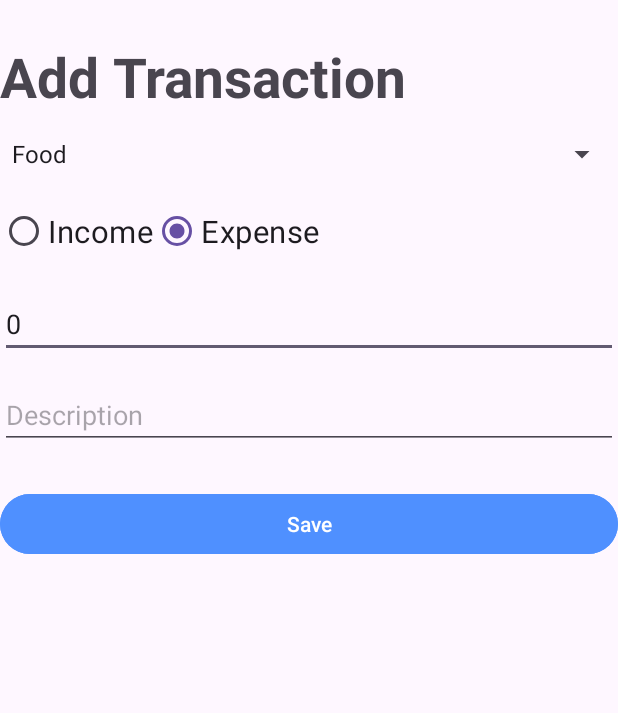
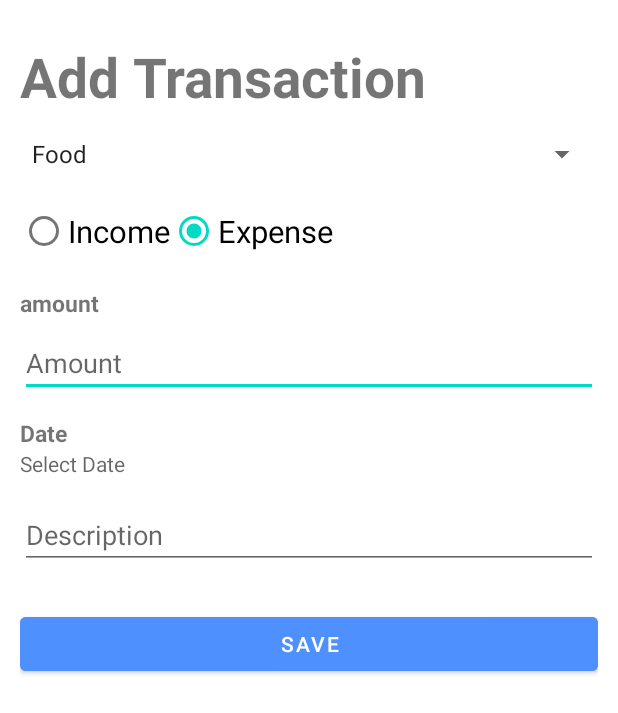
Before and after one commit to Uzair-Jamal/Expense-Tracker, an Android app: the AddTransactionActivity screen opened directly, with no data from a screen before it, on a phone screen of 412 x 824 dp. Shown: the top 713 px of the screen. Run offline under Robolectric (Android 15) with nearby library versions, the phone set to English and light mode, and no system bars; our stand-ins replace Room's generated code, data binding, sdp/ssp sizes.

Commit message:
transaction insertion logic added.

```diff
--- a/app/src/main/java/com/andriod/mobileappdevelopertask/Ui/Activity/AddTransactionActivity.kt
+++ b/app/src/main/java/com/andriod/mobileappdevelopertask/Ui/Activity/AddTransactionActivity.kt
@@ -1,40 +1,76 @@
 package com.andriod.mobileappdevelopertask.Ui.Activity
 
+import android.app.Application
 import android.os.Bundle
+import android.util.Log
 import androidx.activity.enableEdgeToEdge
 import androidx.appcompat.app.AppCompatActivity
 import androidx.core.view.ViewCompat
 import androidx.core.view.WindowInsetsCompat
+import androidx.lifecycle.ViewModelProvider
 import com.andriod.mobileappdevelopertask.R
 import com.andriod.mobileappdevelopertask.databinding.ActivityAddTransactionBinding
+import com.andriod.mobileappdevelopertask.entity.Transaction
+import com.andriod.mobileappdevelopertask.viewModel.TransactionViewmodel
+import com.google.android.material.datepicker.MaterialDatePicker
+import java.text.SimpleDateFormat
+import java.util.Date
+import java.util.Locale
 
 class AddTransactionActivity : AppCompatActivity() {
     private lateinit var binding: ActivityAddTransactionBinding
     private var category: String = ""
     private var type: String = ""
-    private var amount: Double = 0.0
+    private var amount: String = ""
     private var description: String = ""
-    private var date: Long = 0L
-
+    private var date: String = ""
+    private lateinit var viewModel: TransactionViewmodel
     override fun onCreate(savedInstanceState: Bundle?) {
         super.onCreate(savedInstanceState)
         binding = ActivityAddTransactionBinding.inflate(layoutInflater)
         setContentView(binding.root)
 
-        binding.transactionTypeGroup.setOnCheckedChangeListener { group, checkedId ->
-            when (checkedId) {
-                R.id.incomeRadio -> {
-                    type = binding.incomeRadio.text.toString()
-                }
+        viewModel = ViewModelProvider(this)[TransactionViewmodel::class.java]
 
-                R.id.expenseRadio -> {
-                    type = binding.expenseRadio.text.toString()
-                }
-            }
+        val datePicker = MaterialDatePicker.Builder.datePicker()
+            .setTitleText("Select Date")
+            .build()
+
+        binding.dateInput.setOnClickListener {
+            datePicker.show(supportFragmentManager, "DATE_PICKER")
         }
 
-        amount = binding.amountInput.text.toString().toDouble()
-        description = binding.descriptionInput.text.toString()
-        category = binding.categorySpinner.selectedItem.toString()
+        datePicker.addOnPositiveButtonClickListener {
+            val dateLong = it
+            date = SimpleDateFormat("MMM dd, yyyy", Locale.getDefault()).format(Date(it))
+            binding.dateInput.text = date
+        }
+
+        binding.saveButton.setOnClickListener {
+            amount = binding.amountInput.text.toString()
+            description = binding.descriptionInput.text.toString()
+            category = binding.categorySpinner.selectedItem.toString()
+
+            val selectedId = binding.transactionTypeGroup.checkedRadioButtonId
+            type = when(selectedId){
+                R.id.expenseRadio -> binding.expenseRadio.text.toString()
+                R.id.incomeRadio -> binding.incomeRadio.text.toString()
+                else -> ""
+            }
+
+            val transaction = Transaction(
+                amount = amount,
+                type = type,
+                category = category,
+                date = date,
+                description = description
+            )
+            Log.d("transaction", "$transaction")
+
+            viewModel.addTransaction(
+                transaction
+            )
+
+        }
     }
 }
--- a/app/src/main/java/com/andriod/mobileappdevelopertask/Ui/Activity/TransactionActivity.kt
+++ b/app/src/main/java/com/andriod/mobileappdevelopertask/Ui/Activity/TransactionActivity.kt
@@ -1,5 +1,6 @@
 package com.andriod.mobileappdevelopertask.Ui.Activity
 
+import android.content.Intent
 import android.os.Bundle
 import androidx.activity.enableEdgeToEdge
 import androidx.appcompat.app.AppCompatActivity
@@ -15,5 +16,9 @@ class TransactionActivity : AppCompatActivity() {
         super.onCreate(savedInstanceState)
         binding = ActivityTransactionBinding.inflate(layoutInflater)
         setContentView(binding.root)
+
+        binding.addTransaction.setOnClickListener {
+            startActivity(Intent(this, AddTransactionActivity::class.java))
+        }
     }
 }
--- a/app/src/main/java/com/andriod/mobileappdevelopertask/entity/Transaction.kt
+++ b/app/src/main/java/com/andriod/mobileappdevelopertask/entity/Transaction.kt
@@ -10,9 +10,9 @@ import kotlinx.parcelize.Parcelize
 data class Transaction(
     @PrimaryKey(autoGenerate = true)
     val id: Int = 0,
-    val amount: Double,
+    val amount: String,
     val type: String,
     val category: String,
-    val date: Long,
+    val date: String,
     val description: String? = null
 ):Parcelable
--- a/app/src/main/res/layout/activity_add_transaction.xml
+++ b/app/src/main/res/layout/activity_add_transaction.xml
@@ -3,6 +3,11 @@
     xmlns:android="http://schemas.android.com/apk/res/android"
     xmlns:app="http://schemas.android.com/apk/res-auto"
     xmlns:tools="http://schemas.android.com/tools">
+
+    <LinearLayout
+        android:layout_width="match_parent"
+        android:layout_height="match_parent"
+        android:orientation="vertical">
 
         <androidx.constraintlayout.widget.ConstraintLayout
             android:layout_width="match_parent"
@@ -61,17 +66,53 @@
                     android:checked="true"/>
             </RadioGroup>
 
+            <TextView
+                android:id="@+id/amount_tv"
+                android:layout_width="match_parent"
+                android:layout_height="wrap_content"
+                android:text="amount"
+                android:textSize="@dimen/_12ssp"
+                android:textStyle="bold"
+                android:layout_marginTop="@dimen/_10sdp"
+                app:layout_constraintTop_toBottomOf="@+id/transactionTypeGroup"
+                app:layout_constraintStart_toStartOf="parent"
+                app:layout_constraintEnd_toEndOf="parent"
+                />
+
             <EditText
                 android:id="@+id/amountInput"
                 android:layout_width="0dp"
                 android:layout_height="wrap_content"
                 android:inputType="numberDecimal"
                 android:hint="@string/amount"
-                android:text="0"
-                app:layout_constraintTop_toBottomOf="@+id/transactionTypeGroup"
+                app:layout_constraintTop_toBottomOf="@+id/amount_tv"
                 app:layout_constraintStart_toStartOf="parent"
                 app:layout_constraintEnd_toEndOf="parent"
-                android:layout_marginTop="@dimen/_12sdp" />
+                android:layout_marginTop="@dimen/_5sdp" />
+
+            <TextView
+                android:id="@+id/date_tv"
+                android:layout_width="match_parent"
+                android:layout_height="wrap_content"
+                android:text="Date"
+                android:textSize="@dimen/_12ssp"
+                android:textStyle="bold"
+                android:layout_marginTop="@dimen/_10sdp"
+                app:layout_constraintTop_toBottomOf="@+id/amountInput"
+                app:layout_constraintStart_toStartOf="parent"
+                app:layout_constraintEnd_toEndOf="parent"
+                />
+
+            <TextView
+                android:id="@+id/dateInput"
+                android:hint="@string/select_date"
+                android:layout_width="match_parent"
+                android:layout_height="wrap_content"
+                android:layout_marginBottom="@dimen/_12sdp"
+                app:layout_constraintStart_toStartOf="parent"
+                app:layout_constraintEnd_toEndOf="parent"
+                app:layout_constraintTop_toBottomOf="@+id/date_tv"
+                android:background="?attr/selectableItemBackground"/>
 
             <EditText
                 android:id="@+id/descriptionInput"
@@ -79,7 +120,7 @@
                 android:layout_height="wrap_content"
                 android:hint="@string/description"
                 android:inputType="textMultiLine"
-                app:layout_constraintTop_toBottomOf="@+id/amountInput"
+                app:layout_constraintTop_toBottomOf="@+id/dateInput"
                 app:layout_constraintStart_toStartOf="parent"
                 app:layout_constraintEnd_toEndOf="parent"
                 android:layout_marginTop="@dimen/_12sdp" />
@@ -97,4 +138,5 @@
                 android:layout_marginTop="@dimen/_20sdp" />
 
         </androidx.constraintlayout.widget.ConstraintLayout>
+    </LinearLayout>
 </layout>
--- a/app/src/main/res/values/strings.xml
+++ b/app/src/main/res/values/strings.xml
@@ -6,4 +6,5 @@
     <string name="description">Description</string>
     <string name="save">Save</string>
     <string name="add_transaction">Add Transaction</string>
+    <string name="select_date">Select Date</string>
 </resources>
--- a/app/src/main/res/values/themes.xml
+++ b/app/src/main/res/values/themes.xml
@@ -1,8 +1,12 @@
 <resources xmlns:tools="http://schemas.android.com/tools">
     <!-- Base application theme. -->
-    <style name="Base.Theme.MobileAppDeveloperTask" parent="Theme.Material3.DayNight.NoActionBar">
+    <style name="Base.Theme.MobileAppDeveloperTask" parent="Theme.MaterialComponents.DayNight.NoActionBar">
         <!-- Customize your light theme here. -->
-        <!-- <item name="colorPrimary">@color/my_light_primary</item> -->
+         <item name="colorPrimary">@color/app_color</item>
+        <item name="colorPrimaryVariant">@color/app_color</item>
+        <item name="colorOnPrimary">@color/white</item>
+        <item name="colorOnSecondary">@color/app_color</item>
+        <item name="android:statusBarColor" tools:targetApi="l">?attr/colorPrimary</item>
     </style>
 
     <style name="Theme.MobileAppDeveloperTask" parent="Base.Theme.MobileAppDeveloperTask" />
```
Also changed, not shown: app/src/main/java/com/andriod/mobileappdevelopertask/database/TransactionDatabase.kt (+9 -7 lines), app/src/main/res/layout/activity_transaction.xml (+11 -3 lines).
